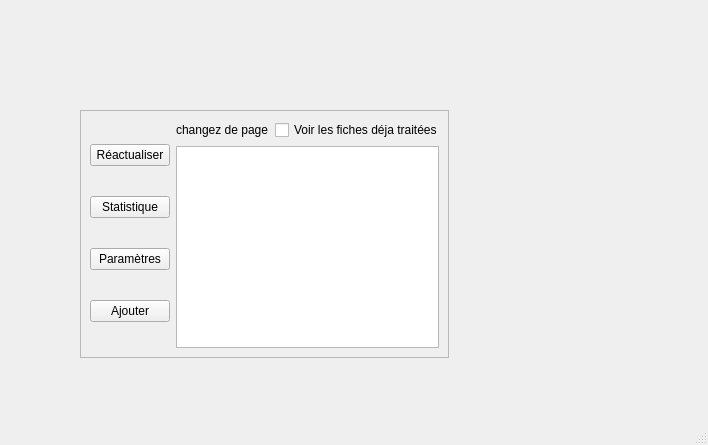
Guillaume-Chauveau/CatalogageDeDocumentDeLaDIBISO, file UI/changementDePage.ui: the form before one commit.
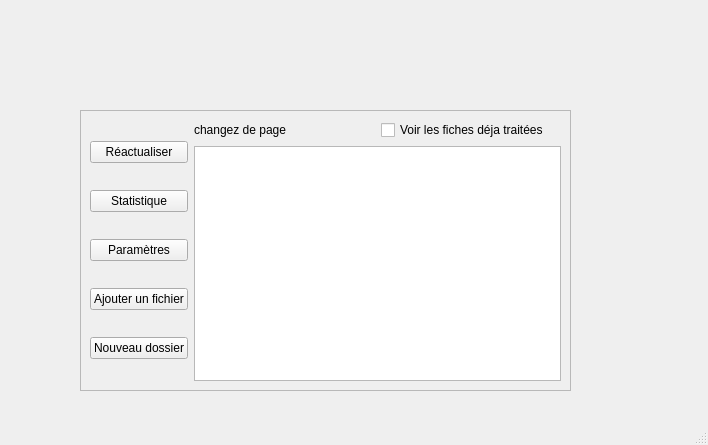
The form after the commit.

Commit message: Ajout de la fonctionalité de changer de dossier pour les scan

Patch:
```diff
--- a/UI/changementDePage.ui
+++ b/UI/changementDePage.ui
@@ -19,8 +19,8 @@
      <rect>
       <x>80</x>
       <y>110</y>
-      <width>369</width>
-      <height>248</height>
+      <width>491</width>
+      <height>281</height>
      </rect>
     </property>
     <property name="frameShape">
@@ -56,7 +56,14 @@
        <item>
         <widget class="QPushButton" name="AjouterUnFichier">
          <property name="text">
-          <string>Ajouter</string>
+          <string>Ajouter un fichier</string>
+         </property>
+        </widget>
+       </item>
+       <item>
+        <widget class="QPushButton" name="ChoisirUnNouveauDossierDeBase">
+         <property name="text">
+          <string>Nouveau dossier</string>
          </property>
         </widget>
        </item>
```
The commit also changes 4 other files.
